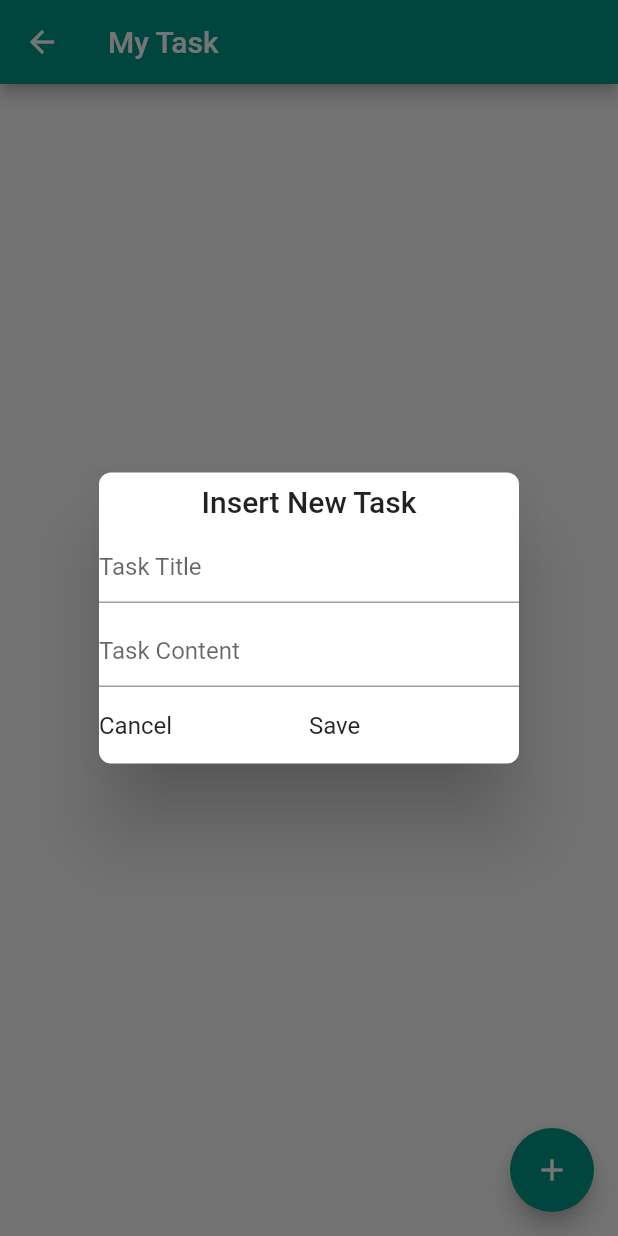
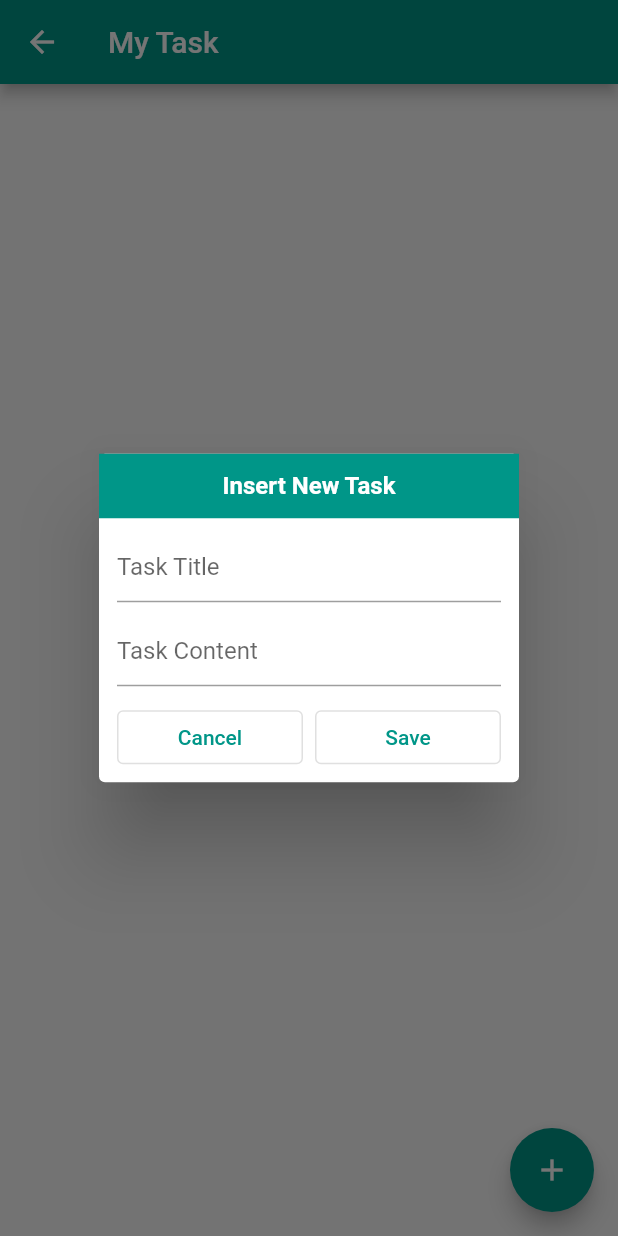
Before and after one commit to yoesuv/GetX-Playground, a Flutter app: the StorageScreen screen opened by its route, after a tap on the "add" icon, on a phone screen of 412 x 824 dp. Run offline on Flutter 3.47's test engine with Material 2 defaults, Android fonts, the phone set to English and light mode, and no system bars; our stand-ins replace dio, flutter_local_notifications, get, get_storage, image_picker, permission_handler and 1 more; missing offline and left inert: android_alarm_manager_plus, flutter_downloader; accounts and stored records are empty.

Commit message:
:art: UI dialog input new task

```diff
--- a/lib/src/menu/storage/storage_screen.dart
+++ b/lib/src/menu/storage/storage_screen.dart
@@ -1,54 +1,91 @@
 import 'package:flutter/material.dart';
 import 'package:get/get.dart';
 import 'package:my_getx_playground/src/menu/storage/storage_controller.dart';
+
+const double contentDialogPadding = 12;
 
 class StorageScreen extends GetView<StorageController> {
   static const routeName = '/my_task';
   const StorageScreen({Key? key}) : super(key: key);
 
   void _showInputDialog() {
-    Get.defaultDialog(
-      title: 'Insert New Task',
-      contentPadding: const EdgeInsets.all(0),
+    Get.dialog(
+      AlertDialog(
+        contentPadding: EdgeInsets.zero,
         content: Column(
           mainAxisSize: MainAxisSize.min,
           children: [
-          const TextField(
+            Container(
+              color: Colors.teal,
+              padding: const EdgeInsets.symmetric(vertical: 12),
+              child: const Center(
+                child: Text(
+                  'Insert New Task',
+                  style: TextStyle(
+                    fontSize: 16,
+                    fontWeight: FontWeight.w600,
+                    color: Colors.white,
+                  ),
+                ),
+              ),
+            ),
+            const SizedBox(height: 8),
+            Padding(
+              padding: EdgeInsets.symmetric(horizontal: contentDialogPadding),
+              child: TextField(
                 decoration: InputDecoration(
                   hintText: 'Task Title',
                 ),
               ),
+            ),
             const SizedBox(height: 8),
-          const TextField(
+            Padding(
+              padding: EdgeInsets.symmetric(horizontal: contentDialogPadding),
+              child: TextField(
                 decoration: InputDecoration(
                   hintText: 'Task Content',
                 ),
               ),
+            ),
             const SizedBox(height: 16),
-          Row(
+            Padding(
+              padding: const EdgeInsets.only(
+                bottom: contentDialogPadding,
+                left: contentDialogPadding,
+                right: contentDialogPadding,
+              ),
+              child: Row(
                 children: [
                   Expanded(
-                child: InkWell(
-                  onTap: () {
+                    child: OutlinedButton(
+                      onPressed: () {
                         Get.back();
                       },
-                  child: Text('Cancel'),
+                      style: OutlinedButton.styleFrom(
+                        tapTargetSize: MaterialTapTargetSize.shrinkWrap,
+                      ),
+                      child: const Text('Cancel'),
                     ),
                   ),
+                  const SizedBox(width: 8),
                   Expanded(
-                child: InkWell(
-                  onTap: () {
+                    child: OutlinedButton(
+                      onPressed: () {
                         Get.back();
                       },
-                  child: Text('Save'),
+                      style: OutlinedButton.styleFrom(
+                        tapTargetSize: MaterialTapTargetSize.shrinkWrap,
+                      ),
+                      child: const Text('Save'),
                     ),
                   ),
                 ],
               ),
+            ),
           ],
         ),
+      ),
       barrierDismissible: false,
-      radius: 8,
     );
   }
 
```
Lines whose indentation alone changed are shown as unchanged.
